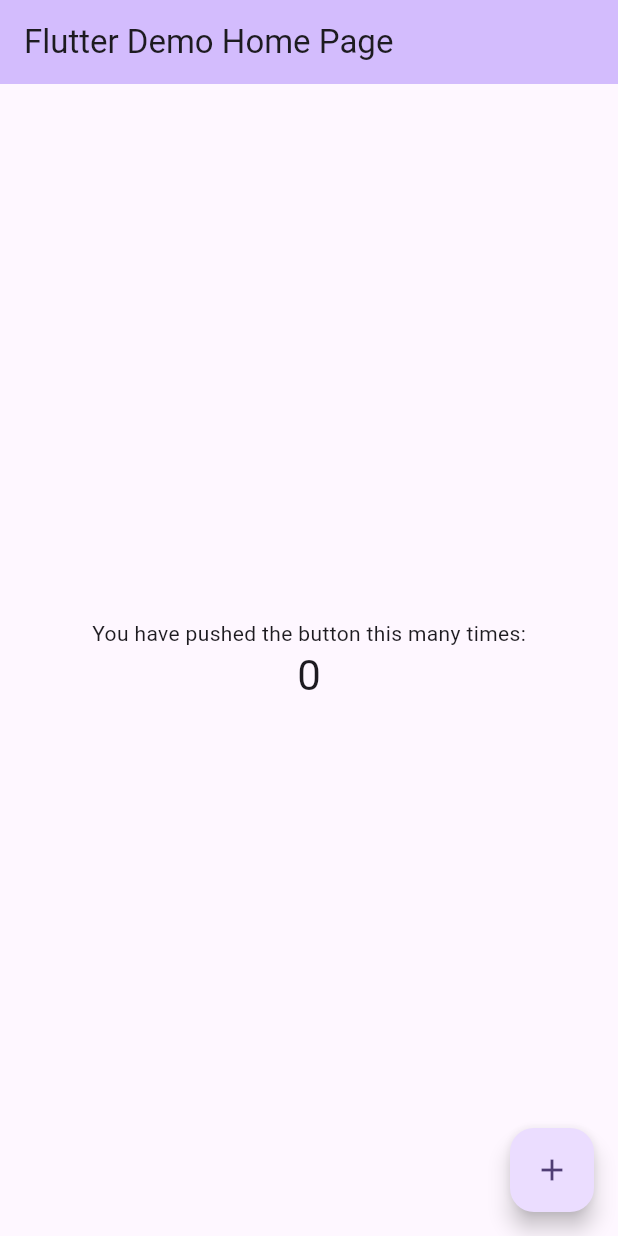
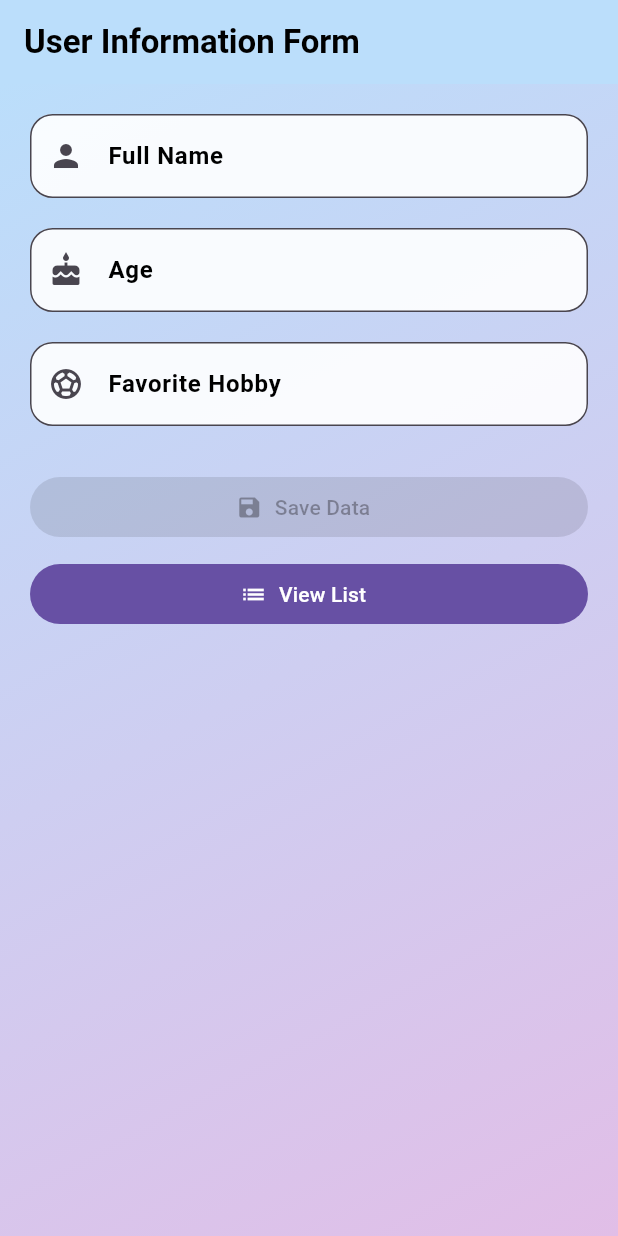
Before and after one commit to OmarAmeer96/Sprints-Firebase-Task, a Flutter app: the screen it shows after launch, on a phone screen of 412 x 824 dp. Run offline on Flutter 3.47's test engine with Material 3 defaults, Android fonts, the phone set to English and light mode, and no system bars; our stand-ins replace cloud_firestore, firebase_core, google_fonts; accounts and stored records are empty.

Commit message:
Add Google Fonts dependency, update minSdkVersion, and implement GradientBackground widget

```diff
--- a/lib/main.dart
+++ b/lib/main.dart
@@ -1,5 +1,7 @@
 import 'package:flutter/material.dart';
 import 'package:firebase_core/firebase_core.dart';
+import 'package:sprints_firebase_task/screens/user_details_screen.dart';
+import 'package:sprints_firebase_task/screens/input_form_screen.dart';
 import 'firebase_options.dart';
 
 void main() async {
@@ -13,119 +15,19 @@ void main() async {
 class MyApp extends StatelessWidget {
   const MyApp({super.key});
 
-  // This widget is the root of your application.
   @override
   Widget build(BuildContext context) {
     return MaterialApp(
-      title: 'Flutter Demo',
+      title: 'User Info App',
+      debugShowCheckedModeBanner: false,
       theme: ThemeData(
-        // This is the theme of your application.
-        //
-        // TRY THIS: Try running your application with "flutter run". You'll see
-        // the application has a purple toolbar. Then, without quitting the app,
-        // try changing the seedColor in the colorScheme below to Colors.green
-        // and then invoke "hot reload" (save your changes or press the "hot
-        // reload" button in a Flutter-supported IDE, or press "r" if you used
-        // the command line to start the app).
-        //
-        // Notice that the counter didn't reset back to zero; the application
-        // state is not lost during the reload. To reset the state, use hot
-        // restart instead.
-        //
-        // This works for code too, not just values: Most code changes can be
-        // tested with just a hot reload.
-        colorScheme: ColorScheme.fromSeed(seedColor: Colors.deepPurple),
+        primarySwatch: Colors.blue,
         useMaterial3: true,
       ),
-      home: const MyHomePage(title: 'Flutter Demo Home Page'),
+      home: const InputFormScreen(),
+      routes: {
+        '/display': (context) => const UserDetailsScreen(),
+      },
     );
   }
 }
-
-class MyHomePage extends StatefulWidget {
-  const MyHomePage({super.key, required this.title});
-
-  // This widget is the home page of your application. It is stateful, meaning
-  // that it has a State object (defined below) that contains fields that affect
-  // how it looks.
-
-  // This class is the configuration for the state. It holds the values (in this
-  // case the title) provided by the parent (in this case the App widget) and
-  // used by the build method of the State. Fields in a Widget subclass are
-  // always marked "final".
-
-  final String title;
-
-  @override
-  State<MyHomePage> createState() => _MyHomePageState();
-}
-
-class _MyHomePageState extends State<MyHomePage> {
-  int _counter = 0;
-
-  void _incrementCounter() {
-    setState(() {
-      // This call to setState tells the Flutter framework that something has
-      // changed in this State, which causes it to rerun the build method below
-      // so that the display can reflect the updated values. If we changed
-      // _counter without calling setState(), then the build method would not be
-      // called again, and so nothing would appear to happen.
-      _counter++;
-    });
-  }
-
-  @override
-  Widget build(BuildContext context) {
-    // This method is rerun every time setState is called, for instance as done
-    // by the _incrementCounter method above.
-    //
-    // The Flutter framework has been optimized to make rerunning build methods
-    // fast, so that you can just rebuild anything that needs updating rather
-    // than having to individually change instances of widgets.
-    return Scaffold(
-      appBar: AppBar(
-        // TRY THIS: Try changing the color here to a specific color (to
-        // Colors.amber, perhaps?) and trigger a hot reload to see the AppBar
-        // change color while the other colors stay the same.
-        backgroundColor: Theme.of(context).colorScheme.inversePrimary,
-        // Here we take the value from the MyHomePage object that was created by
-        // the App.build method, and use it to set our appbar title.
-        title: Text(widget.title),
-      ),
-      body: Center(
-        // Center is a layout widget. It takes a single child and positions it
-        // in the middle of the parent.
-        child: Column(
-          // Column is also a layout widget. It takes a list of children and
-          // arranges them vertically. By default, it sizes itself to fit its
-          // children horizontally, and tries to be as tall as its parent.
-          //
-          // Column has various properties to control how it sizes itself and
-          // how it positions its children. Here we use mainAxisAlignment to
-          // center the children vertically; the main axis here is the vertical
-          // axis because Columns are vertical (the cross axis would be
-          // horizontal).
-          //
-          // TRY THIS: Invoke "debug painting" (choose the "Toggle Debug Paint"
-          // action in the IDE, or press "p" in the console), to see the
-          // wireframe for each widget.
-          mainAxisAlignment: MainAxisAlignment.center,
-          children: <Widget>[
-            const Text(
-              'You have pushed the button this many times:',
-            ),
-            Text(
-              '$_counter',
-              style: Theme.of(context).textTheme.headlineMedium,
-            ),
-          ],
-        ),
-      ),
-      floatingActionButton: FloatingActionButton(
-        onPressed: _incrementCounter,
-        tooltip: 'Increment',
-        child: const Icon(Icons.add),
-      ), // This trailing comma makes auto-formatting nicer for build methods.
-    );
-  }
-}
--- /dev/null
+++ b/lib/screens/input_form_screen.dart
@@ -0,0 +1,189 @@
+import 'package:flutter/material.dart';
+import 'package:cloud_firestore/cloud_firestore.dart';
+import 'package:google_fonts/google_fonts.dart';
+import 'package:sprints_firebase_task/screens/widgets/gradient_background.dart';
+
+class InputFormScreen extends StatefulWidget {
+  const InputFormScreen({super.key});
+
+  @override
+  State<InputFormScreen> createState() => _InputFormScreenState();
+}
+
+class _InputFormScreenState extends State<InputFormScreen> {
+  final _formKey = GlobalKey<FormState>();
+  final TextEditingController _nameController = TextEditingController();
+  final TextEditingController _ageController = TextEditingController();
+  final TextEditingController _hobbyController = TextEditingController();
+
+  bool _isSaving = false;
+
+  Future<void> _saveData() async {
+    if (!_formKey.currentState!.validate()) return;
+
+    setState(() => _isSaving = true);
+    try {
+      await FirebaseFirestore.instance.collection('users').add({
+        'name': _nameController.text,
+        'age': int.parse(_ageController.text),
+        'hobby': _hobbyController.text,
+        'timestamp': FieldValue.serverTimestamp(),
+      });
+      _clearForm();
+      ScaffoldMessenger.of(context).showSnackBar(
+        const SnackBar(content: Text('Data saved successfully!')),
+      );
+    } catch (e) {
+      ScaffoldMessenger.of(context).showSnackBar(
+        SnackBar(content: Text('Error saving data: $e')),
+      );
+    } finally {
+      setState(() => _isSaving = false);
+    }
+  }
+
+  void _clearForm() {
+    _nameController.clear();
+    _ageController.clear();
+    _hobbyController.clear();
+  }
+
+  @override
+  Widget build(BuildContext context) {
+    return Scaffold(
+      appBar: AppBar(
+        title: Text(
+          'User Information Form',
+          style: GoogleFonts.cairoPlay(
+            color: Colors.black,
+            fontWeight: FontWeight.bold,
+          ),
+        ),
+        backgroundColor: Colors.blue[100],
+        elevation: 0,
+        iconTheme: const IconThemeData(color: Colors.black),
+      ),
+      body: GestureDetector(
+        onTap: () => FocusScope.of(context).unfocus(),
+        child: GradientBackground(
+          child: Padding(
+            padding: const EdgeInsets.all(20.0),
+            child: Form(
+              key: _formKey,
+              child: Column(
+                children: [
+                  _buildTextField(
+                    controller: _nameController,
+                    label: 'Full Name',
+                    icon: Icons.person,
+                  ),
+                  const SizedBox(height: 20),
+                  _buildTextField(
+                    controller: _ageController,
+                    label: 'Age',
+                    icon: Icons.cake,
+                    keyboardType: TextInputType.number,
+                  ),
+                  const SizedBox(height: 20),
+                  _buildTextField(
+                    controller: _hobbyController,
+                    label: 'Favorite Hobby',
+                    icon: Icons.sports_soccer,
+                  ),
+                  const SizedBox(height: 30),
+                  Row(
+                    mainAxisAlignment: MainAxisAlignment.spaceAround,
+                    children: [
+                      Expanded(
+                          child: ValueListenableBuilder<TextEditingValue>(
+                        valueListenable: _nameController,
+                        builder: (context, nameValue, _) {
+                          return ValueListenableBuilder<TextEditingValue>(
+                            valueListenable: _ageController,
+                            builder: (context, ageValue, _) {
+                              return ValueListenableBuilder<TextEditingValue>(
+                                valueListenable: _hobbyController,
+                                builder: (context, hobbyValue, _) {
+                                  final isValid = nameValue.text.isNotEmpty &&
+                                      ageValue.text.isNotEmpty &&
+                                      hobbyValue.text.isNotEmpty;
+
+                                  return FilledButton.icon(
+                                    icon: _isSaving
+                                        ? SizedBox(
+                                            height: 15,
+                                            width: 15,
+                                            child:
+                                                const CircularProgressIndicator(),
+                                          )
+                                        : const Icon(Icons.save),
+                                    label: Text(
+                                        _isSaving ? 'Saving...' : 'Save Data'),
+                                    onPressed: isValid && !_isSaving
+                                        ? _saveData
+                                        : null,
+                                  );
+                                },
+                              );
+                            },
+                          );
+                        },
+                      )),
+                    ],
+                  ),
+                  const SizedBox(height: 10),
+                  Row(
+                    children: [
+                      Expanded(
+                        child: FilledButton.icon(
+                          icon: const Icon(Icons.list),
+                          label: const Text('View List'),
+                          onPressed: () =>
+                              Navigator.pushNamed(context, '/display'),
+                        ),
+                      ),
+                    ],
+                  ),
+                ],
+              ),
+            ),
+          ),
+        ),
+      ),
+    );
+  }
+
+  Widget _buildTextField({
+    required TextEditingController controller,
+    required String label,
+    required IconData icon,
+    TextInputType keyboardType = TextInputType.text,
+  }) {
+    return TextFormField(
+      controller: controller,
+      keyboardType: keyboardType,
+      decoration: InputDecoration(
+        labelText: label,
+        labelStyle: GoogleFonts.cairoPlay(
+          color: Colors.black,
+          fontWeight: FontWeight.w600,
+        ),
+        prefixIcon: Icon(icon),
+        border: OutlineInputBorder(
+          borderRadius: BorderRadius.circular(15),
+        ),
+        filled: true,
+        fillColor: Colors.white.withOpacity(0.9),
+      ),
+      validator: (value) {
+        if (value == null || value.isEmpty) {
+          return 'Please enter $label';
+        }
+        if (label == 'Age' && int.tryParse(value) == null) {
+          return 'Please enter a valid age';
+        }
+        return null;
+      },
+    );
+  }
+}
--- /dev/null
+++ b/lib/screens/widgets/gradient_background.dart
@@ -0,0 +1,24 @@
+import 'package:flutter/material.dart';
+
+class GradientBackground extends StatelessWidget {
+  final Widget child;
+
+  const GradientBackground({super.key, required this.child});
+
+  @override
+  Widget build(BuildContext context) {
+    return Container(
+      decoration: BoxDecoration(
+        gradient: LinearGradient(
+          begin: Alignment.topLeft,
+          end: Alignment.bottomRight,
+          colors: [
+            Colors.blue.shade100,
+            Colors.purple.shade100,
+          ],
+        ),
+      ),
+      child: child,
+    );
+  }
+}
--- a/pubspec.yaml
+++ b/pubspec.yaml
@@ -37,6 +37,7 @@ dependencies:
   firebase_core: ^3.10.1
   cloud_firestore: ^5.6.2
   firebase_auth: ^5.4.1
+  google_fonts: ^6.2.1
 
 dev_dependencies:
   flutter_test:
```
Also changed, not shown: lib/screens/user_details_screen.dart (added, +177 -0 lines), pubspec.lock, 3 other files.
